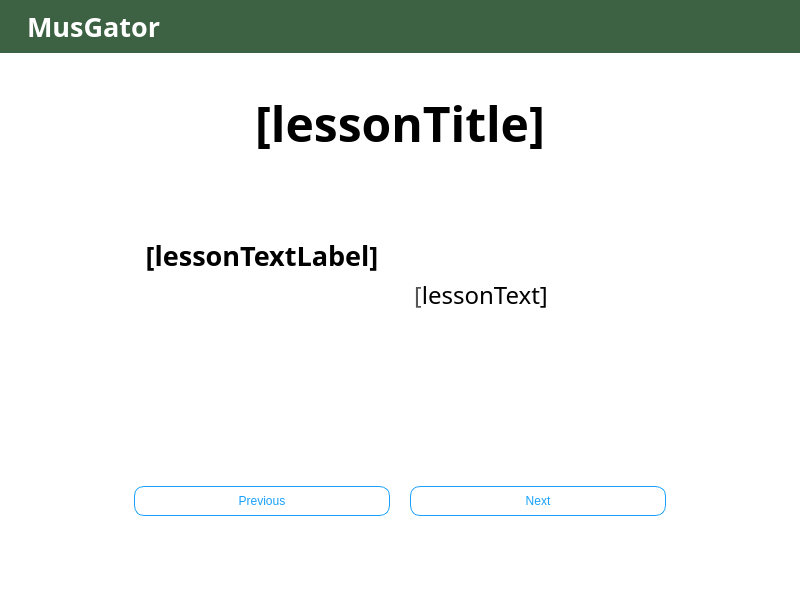
Old version of the form note-rythLesson.ui in the repository ZachKrol/MusGator.
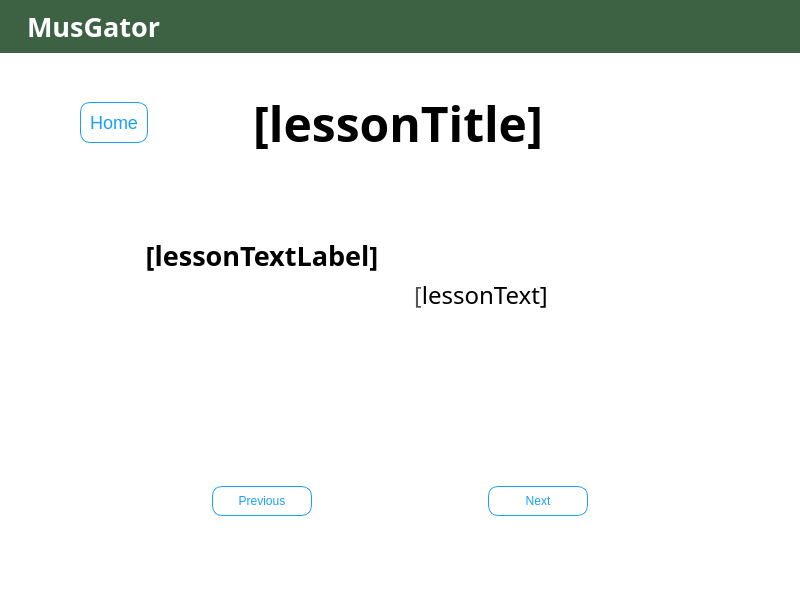
New version of the form. Icons and pictures are not drawn.

Commit message: Added home button, fixed prev/next button styling

Patch:
```diff
--- a/note-rythLesson.ui
+++ b/note-rythLesson.ui
@@ -167,10 +167,45 @@
        <number>20</number>
       </property>
       <item>
-       <layout class="QHBoxLayout" name="topLayout" stretch="0,0,0">
+       <layout class="QHBoxLayout" name="topLayout" stretch="0,0,1,1,1,0">
         <property name="bottomMargin">
          <number>0</number>
         </property>
+        <item>
+         <spacer name="horizontalSpacer_6">
+          <property name="orientation">
+           <enum>Qt::Horizontal</enum>
+          </property>
+          <property name="sizeHint" stdset="0">
+           <size>
+            <width>60</width>
+            <height>20</height>
+           </size>
+          </property>
+         </spacer>
+        </item>
+        <item>
+         <widget class="QPushButton" name="homeButton">
+          <property name="styleSheet">
+           <string notr="true">QPushButton {
+background-color: rgb(255, 255, 255);
+border: 1px solid #18A0FB;
+border-radius: 10%;
+color:#18A0FB;
+padding: 9px;
+font-size: 18px;
+}
+QPushButton:hover {
+color: rgb(255, 255, 255);
+background-color:  #18A0FB;
+border: 1px solid #fff;
+}</string>
+          </property>
+          <property name="text">
+           <string>Home</string>
+          </property>
+         </widget>
+        </item>
         <item>
          <spacer name="horizontalSpacer_3">
           <property name="orientation">
@@ -239,6 +274,19 @@
           </property>
          </spacer>
         </item>
+        <item>
+         <spacer name="horizontalSpacer_7">
+          <property name="orientation">
+           <enum>Qt::Horizontal</enum>
+          </property>
+          <property name="sizeHint" stdset="0">
+           <size>
+            <width>132</width>
+            <height>20</height>
+           </size>
+          </property>
+         </spacer>
+        </item>
        </layout>
       </item>
       <item>
@@ -291,16 +339,6 @@
           </property>
          </widget>
         </item>
-        <item row="3" column="3">
-         <widget class="QPushButton" name="nextButton">
-          <property name="styleSheet">
-           <string notr="true">margin-top: 20px;</string>
-          </property>
-          <property name="text">
-           <string>Next</string>
-          </property>
-         </widget>
-        </item>
         <item row="2" column="3">
          <widget class="QTextBrowser" name="lessonText">
           <property name="font">
@@ -326,16 +364,6 @@
           </property>
          </widget>
         </item>
-        <item row="3" column="1">
-         <widget class="QPushButton" name="previousButton">
-          <property name="styleSheet">
-           <string notr="true">margin-top: 20px;</string>
-          </property>
-          <property name="text">
-           <string>Previous</string>
-          </property>
-         </widget>
-        </item>
         <item row="2" column="1">
          <widget class="QGraphicsView" name="lessonImage">
           <property name="styleSheet">
@@ -417,6 +445,46 @@
           </property>
          </spacer>
         </item>
+        <item row="3" column="1">
+         <layout class="QHBoxLayout" name="horizontalLayout_2">
+          <item>
+           <widget class="QPushButton" name="previousButton">
+            <property name="maximumSize">
+             <size>
+              <width>100</width>
+              <height>16777215</height>
+             </size>
+            </property>
+            <property name="styleSheet">
+             <string notr="true">margin-top: 20px;</string>
+            </property>
+            <property name="text">
+             <string>Previous</string>
+            </property>
+           </widget>
+          </item>
+         </layout>
+        </item>
+        <item row="3" column="3">
+         <layout class="QHBoxLayout" name="horizontalLayout_3">
+          <item>
+           <widget class="QPushButton" name="nextButton">
+            <property name="maximumSize">
+             <size>
+              <width>100</width>
+              <height>16777215</height>
+             </size>
+            </property>
+            <property name="styleSheet">
+             <string notr="true">margin-top: 20px;</string>
+            </property>
+            <property name="text">
+             <string>Next</string>
+            </property>
+           </widget>
+          </item>
+         </layout>
+        </item>
        </layout>
       </item>
      </layout>
```
Left out of the diff: 24 changed lines with no effect on the pictures. The commit also changes 4 other files.
